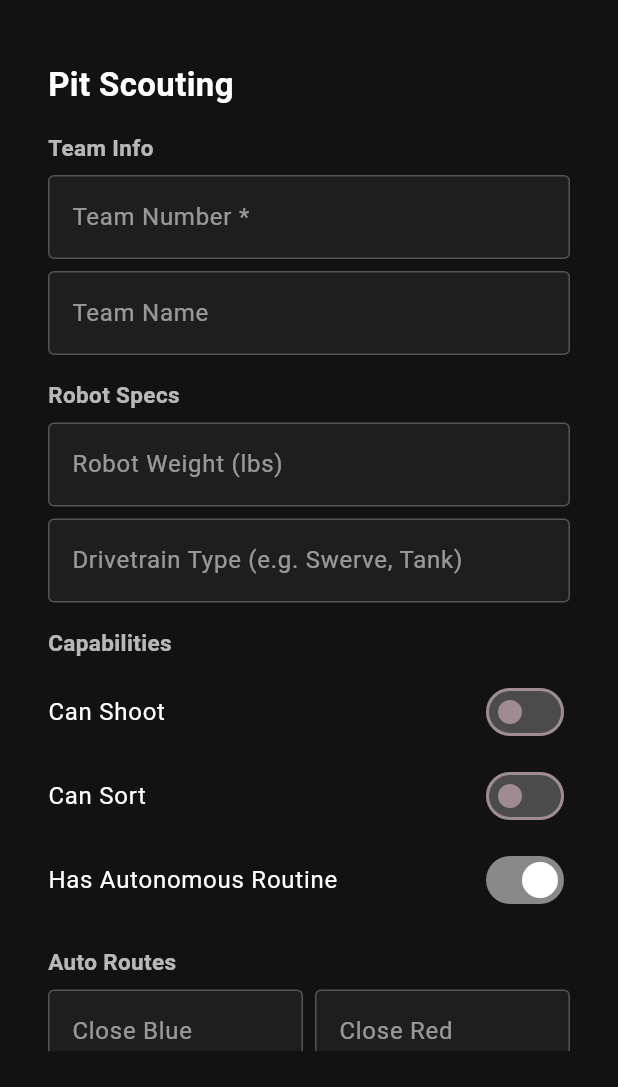
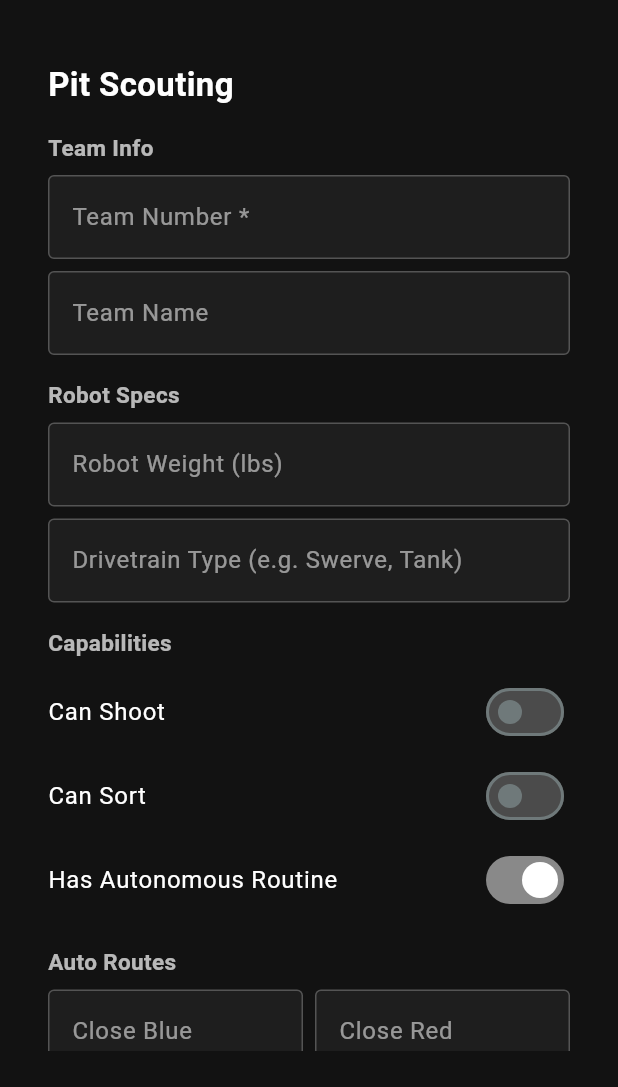
Before and after one commit to AlexStephensa/ftc5143-website, a Flutter app: the PitScoutingView screen opened by its route, after a tap on "Has Autonomous Routine", on a phone screen of 412 x 824 dp, the part 149-1236 px from its top. Run offline on Flutter 3.47's test engine with Material 3 defaults, Android fonts, the phone set to English and light mode, and no system bars; our stand-ins replace appwrite, go_router.

Commit message:
website works well

```diff
--- a/lib/views/match_scouting_view/match_scouting_view.dart
+++ b/lib/views/match_scouting_view/match_scouting_view.dart
@@ -93,8 +93,7 @@ class _MatchScoutingViewState extends State<MatchScoutingView> {
     return Theme(
       data: ThemeData.dark().copyWith(
         colorScheme: ColorScheme.fromSeed(
-          seedColor: Colors.black,
-          brightness: Brightness.dark,
+          seedColor: const Color(0xFF121212),
         ),
       ),
       child: Scaffold(
--- a/lib/views/pit_scouting_view/pit_scouting_view.dart
+++ b/lib/views/pit_scouting_view/pit_scouting_view.dart
@@ -119,8 +119,7 @@ class _PitScoutingViewState extends State<PitScoutingView> {
     return Theme(
       data: ThemeData.dark().copyWith(
         colorScheme: ColorScheme.fromSeed(
-          seedColor: Colors.black,
-          brightness: Brightness.dark,
+          seedColor: const Color(0xFF121212),
         ),
       ),
       child: Scaffold(
--- a/lib/views/scouting_home_view.dart
+++ b/lib/views/scouting_home_view.dart
@@ -13,8 +13,7 @@ class ScoutingHomeView extends StatelessWidget {
     return Theme(
       data: ThemeData.dark().copyWith(
         colorScheme: ColorScheme.fromSeed(
-          seedColor: Colors.black,
-          brightness: Brightness.dark,
+          seedColor: const Color(0xFF121212),
         ),
       ),
       child: Scaffold(
--- a/lib/widgets/scouting/scouting_widget.dart
+++ b/lib/widgets/scouting/scouting_widget.dart
@@ -111,7 +111,7 @@ class _ScoutingWidgetState extends State<ScoutingWidget> {
             ),
             const SizedBox(height: 16),
             const Text(
-              'Auto description goes here. Summarize starting position, scoring pattern, and any reliability notes.',
+              'We have a strong auto this season, with consistent performance in both the close and far triangle zones. We reliably get 8 or 9 balls in auto, with a focus on compatibility with alliance partners. We have a slight preference for the close triangle, but can easily switch to the far triangle if needed.',
               style: TextStyle(color: Colors.white70, fontSize: 16),
             ),
             const SizedBox(height: 24),
--- a/pubspec.yaml
+++ b/pubspec.yaml
@@ -57,5 +57,4 @@ flutter:
 
   assets:
     - assets/images/
-    - assets/videos/
     - assets/data/
```
